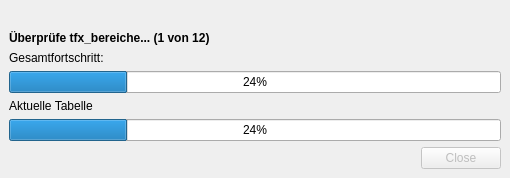
Before: the Qt Designer form app/checkdatabasedialog.ui in turnfix/turnfix, drawn with Qt 5.
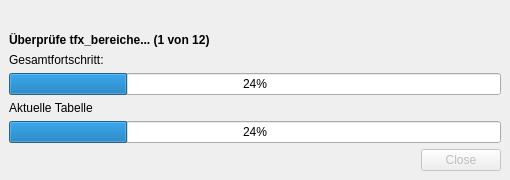
After: the same form once the commit is applied. Custom widgets are drawn as their Qt base class.

Patch:
```diff
--- a/app/checkdatabasedialog.ui
+++ b/app/checkdatabasedialog.ui
@@ -7,7 +7,7 @@
     <x>0</x>
     <y>0</y>
     <width>510</width>
-    <height>178</height>
+    <height>180</height>
    </rect>
   </property>
   <property name="windowTitle">
```
Left out of the diff: 6 changed lines with no effect on the pictures.
